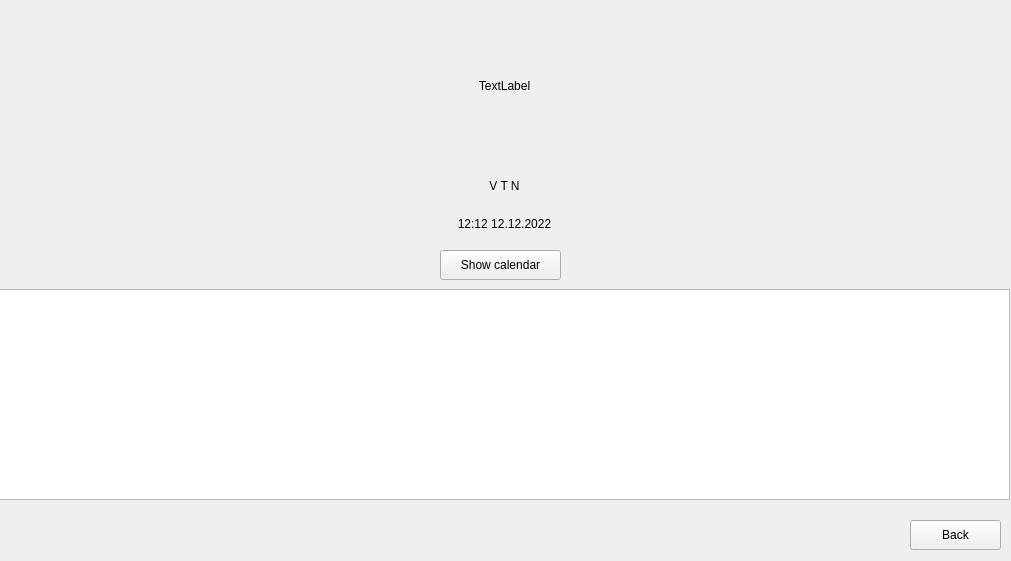
The window that scanscreen.ui (tu787878/timekeeping_qt) describes before a commit, drawn with Qt 5.
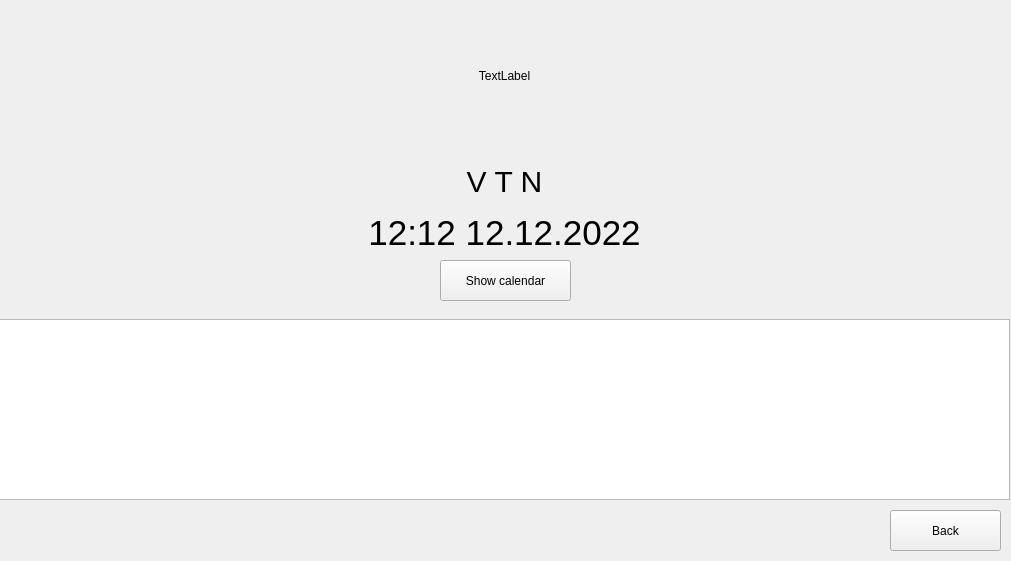
The same window after the commit.

What changed in the file:
```diff
--- a/scanscreen.ui
+++ b/scanscreen.ui
@@ -20,14 +20,18 @@
    <property name="geometry">
     <rect>
      <x>-1</x>
-     <y>169</y>
+     <y>159</y>
      <width>1011</width>
-     <height>71</height>
+     <height>96</height>
     </rect>
    </property>
    <layout class="QVBoxLayout" name="verticalLayout">
     <item>
      <widget class="QLabel" name="nameLabel">
+      <property name="styleSheet">
+       <string notr="true">font-size:30px;
+color:&quot;white&quot;</string>
+      </property>
       <property name="text">
        <string>V T N</string>
       </property>
@@ -38,6 +42,10 @@
     </item>
     <item>
      <widget class="QLabel" name="timeLabel">
+      <property name="styleSheet">
+       <string notr="true">font-size:35px;
+color:&quot;white&quot;</string>
+      </property>
       <property name="text">
        <string>12:12 12.12.2022</string>
       </property>
@@ -51,12 +59,16 @@
   <widget class="QPushButton" name="backButton">
    <property name="geometry">
     <rect>
-     <x>910</x>
-     <y>520</y>
-     <width>91</width>
-     <height>30</height>
+     <x>890</x>
+     <y>510</y>
+     <width>111</width>
+     <height>41</height>
     </rect>
    </property>
+   <property name="styleSheet">
+    <string notr="true">color:&quot;black&quot;;
+background-color:&quot;white&quot;</string>
+   </property>
    <property name="text">
     <string>Back</string>
    </property>
@@ -65,14 +77,33 @@
    <property name="geometry">
     <rect>
      <x>-1</x>
-     <y>289</y>
+     <y>319</y>
      <width>1011</width>
-     <height>211</height>
+     <height>181</height>
     </rect>
    </property>
    <layout class="QVBoxLayout" name="verticalLayout_2">
     <item>
-     <widget class="QTableWidget" name="calendarList"/>
+     <widget class="QTableWidget" name="calendarList">
+      <property name="styleSheet">
+       <string notr="true">QScrollBar:vertical { width: 30px;  background-color:&quot;white&quot;}
+QScrollBar:horizontal { height: 30px;  background-color:&quot;white&quot;}
+QScrollBar::handle:horizonal{
+   background-color:&quot;grey&quot;;
+  color:&quot;grey&quot;
+}
+QScrollBar::handle:vertical{
+    background-color:&quot;grey&quot;;
+    color:&quot;grey&quot;
+}</string>
+      </property>
+      <property name="verticalScrollMode">
+       <enum>QAbstractItemView::ScrollPerPixel</enum>
+      </property>
+      <property name="horizontalScrollMode">
+       <enum>QAbstractItemView::ScrollPerPixel</enum>
+      </property>
+     </widget>
     </item>
    </layout>
   </widget>
@@ -80,11 +111,15 @@
    <property name="geometry">
     <rect>
      <x>440</x>
-     <y>250</y>
-     <width>121</width>
-     <height>30</height>
+     <y>260</y>
+     <width>131</width>
+     <height>41</height>
     </rect>
    </property>
+   <property name="styleSheet">
+    <string notr="true">color:&quot;black&quot;;
+background-color:&quot;white&quot;</string>
+   </property>
    <property name="text">
     <string>Show calendar</string>
    </property>
@@ -95,7 +130,7 @@
      <x>-1</x>
      <y>10</y>
      <width>1011</width>
-     <height>151</height>
+     <height>131</height>
     </rect>
    </property>
    <layout class="QVBoxLayout" name="verticalLayout_3">
```
